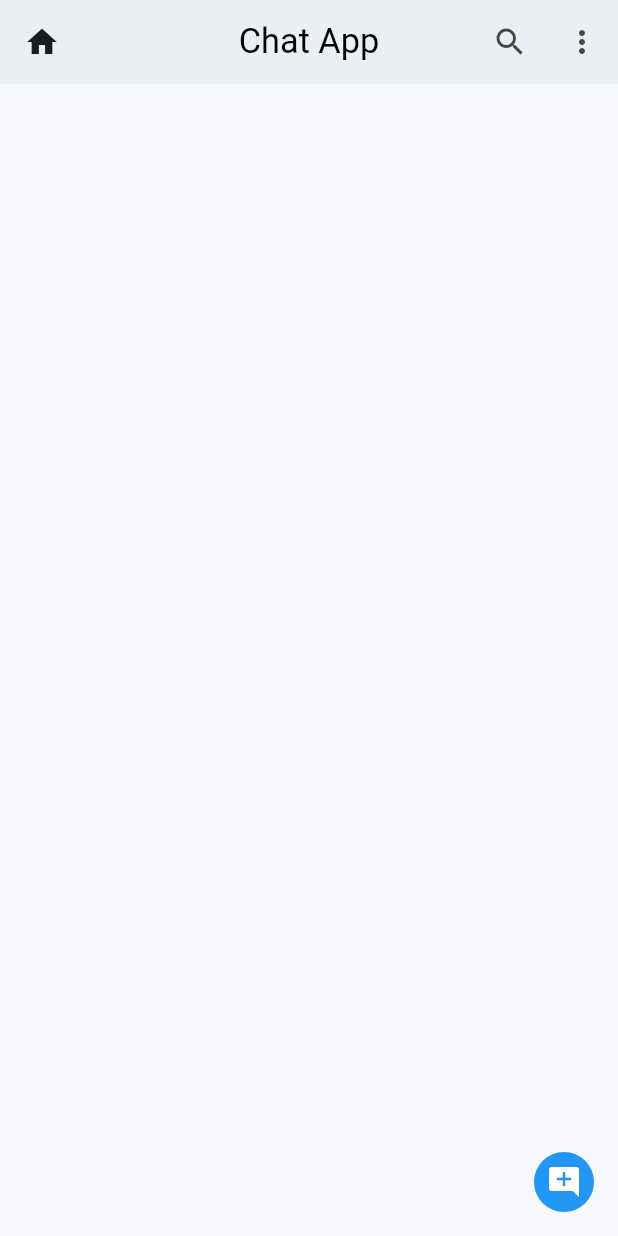
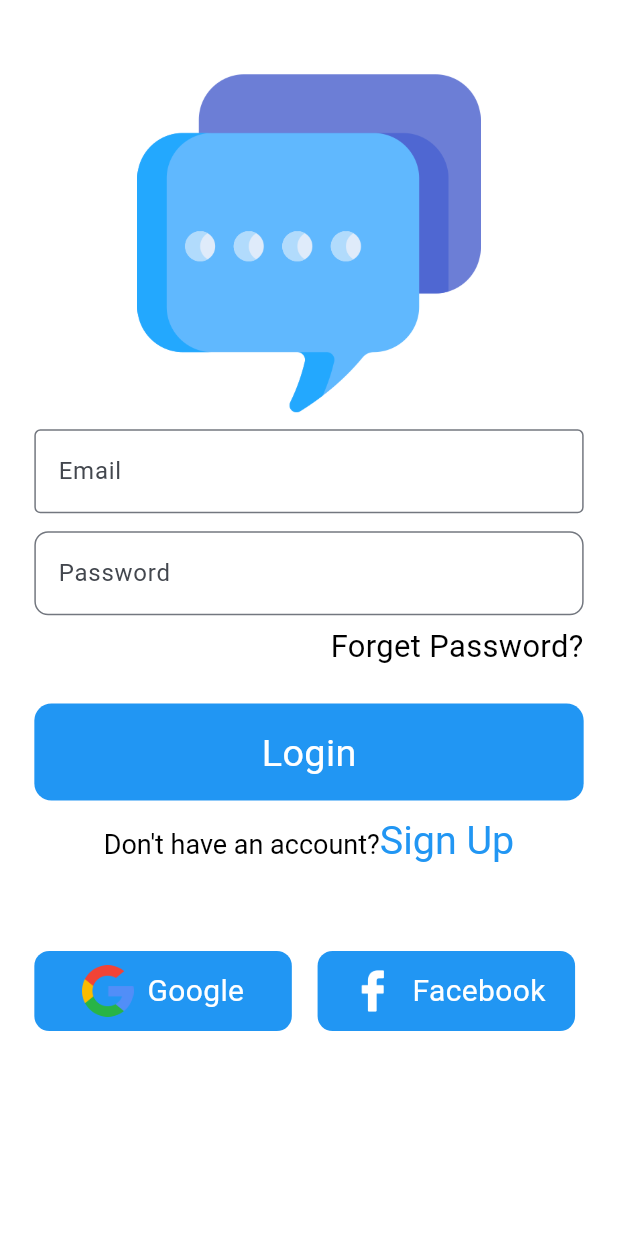
Before and after one commit to TopuFD/Chat_app, a Flutter app: the screen it shows after launch, on a phone screen of 412 x 824 dp. Run offline on Flutter 3.47's test engine with Material 3 defaults, Android fonts, the phone set to English and light mode, and no system bars; our stand-ins replace flutter_screenutil.

Commit message:
add login page

```diff
--- a/lib/main.dart
+++ b/lib/main.dart
@@ -1,6 +1,6 @@
 import 'package:flutter/material.dart';
 import 'package:flutter_screenutil/flutter_screenutil.dart';
-import 'package:my_chat/view/home_screen.dart';
+import 'package:my_chat/view/auth/login_screen.dart';
 
 void main() {
   runApp(const MyApp());
@@ -36,7 +36,7 @@ class MyApp extends StatelessWidget {
           home: child,
         );
       },
-      child: const HomeScreen(),
+      child: const LoginScreen(),
     );
   }
 }
--- /dev/null
+++ b/lib/view/auth/login_screen.dart
@@ -0,0 +1,166 @@
+import 'package:flutter/material.dart';
+import 'package:flutter_screenutil/flutter_screenutil.dart';
+import 'package:my_chat/view/home_screen.dart';
+
+class LoginScreen extends StatelessWidget {
+  const LoginScreen({super.key});
+
+  @override
+  Widget build(BuildContext context) {
+    TextEditingController email_controller = TextEditingController();
+    TextEditingController pass_controller = TextEditingController();
+    return Scaffold(
+        backgroundColor: Colors.white,
+        body: SingleChildScrollView(
+          child: Column(
+            children: [
+              Padding(
+                padding: EdgeInsets.only(
+                  top: 40.h,
+                ),
+                child: Image.asset(
+                  "images/logos.png",
+                  width: 200.w,
+                ),
+              ),
+              Container(
+                margin: EdgeInsets.symmetric(vertical: 8.h, horizontal: 20.w),
+                child: Column(
+                  children: [
+                    TextFormField(
+                      controller: email_controller,
+                      decoration: InputDecoration(
+                          border: OutlineInputBorder(),
+                          labelText: "Email",
+                          hintText: "Write your Email"),
+                    ),
+                    SizedBox(
+                      height: 10.h,
+                    ),
+                    TextFormField(
+                      controller: pass_controller,
+                      decoration: InputDecoration(
+                          border: OutlineInputBorder(
+                              borderRadius: BorderRadius.circular(8.r)),
+                          labelText: "Password",
+                          hintText: "Write your Password"),
+                    ),
+                    Container(
+                      margin: EdgeInsets.symmetric(vertical: 5.h),
+                      width: double.maxFinite,
+                      child: Text(
+                        "Forget Password?",
+                        textAlign: TextAlign.end,
+                        style: TextStyle(fontSize: 18.sp, color: Colors.black),
+                      ),
+                    ),
+                    SizedBox(
+                      height: 15.h,
+                    ),
+                    InkWell(
+                      onTap: () {
+                        Navigator.push(context,
+                            MaterialPageRoute(builder: (_) => HomeScreen()));
+                      },
+                      child: Container(
+                        decoration: BoxDecoration(
+                            color: Colors.blue,
+                            borderRadius: BorderRadius.circular(10.r)),
+                        child: Center(
+                            child: Padding(
+                          padding: EdgeInsets.symmetric(vertical: 12.h),
+                          child: Text(
+                            "Login",
+                            style:
+                                TextStyle(fontSize: 22.sp, color: Colors.white),
+                          ),
+                        )),
+                      ),
+                    ),
+                    SizedBox(
+                      height: 10.h,
+                    ),
+                    RichText(
+                      text: TextSpan(children: [
+                        TextSpan(
+                            text: "Don't have an account?",
+                            style:
+                                TextStyle(fontSize: 18, color: Colors.black)),
+                        TextSpan(
+                            text: "Sign Up",
+                            style:
+                                TextStyle(fontSize: 23.sp, color: Colors.blue))
+                      ]),
+                    ),
+                    SizedBox(
+                      height: 40.h,
+                    ),
+                    Padding(
+                      padding: EdgeInsets.symmetric(vertical: 8.h),
+                      child: Row(children: [
+                        Container(
+                          width: 150.w,
+                          padding: EdgeInsets.symmetric(
+                            vertical: 8.h,
+                          ),
+                          decoration: BoxDecoration(
+                              color: Colors.blue,
+                              borderRadius: BorderRadius.circular(10)),
+                          child: Row(
+                            mainAxisAlignment: MainAxisAlignment.center,
+                            children: [
+                              Image.asset(
+                                "images/googleLogo.png",
+                                width: 30.w,
+                              ),
+                              SizedBox(
+                                width: 8.w,
+                              ),
+                              Text(
+                                "Google",
+                                style: TextStyle(
+                                    fontSize: 20, color: Colors.white),
+                              )
+                            ],
+                          ),
+                        ),
+                        SizedBox(
+                          width: 15.w,
+                        ),
+                        Container(
+                          width: 150.w,
+                          padding: EdgeInsets.symmetric(
+                            vertical: 8.h,
+                          ),
+                          decoration: BoxDecoration(
+                              color: Colors.blue,
+                              borderRadius: BorderRadius.circular(10)),
+                          child: Row(
+                            mainAxisAlignment: MainAxisAlignment.center,
+                            children: [
+                              Image.asset(
+                                "images/facebookLogo.png",
+                                color: Colors.white,
+                                width: 30.w,
+                              ),
+                              SizedBox(
+                                width: 8.w,
+                              ),
+                              Text(
+                                "Facebook",
+                                style: TextStyle(
+                                    fontSize: 20, color: Colors.white),
+                              )
+                            ],
+                          ),
+                        ),
+                      ]),
+                    )
+                  ],
+                ),
+              )
+            ],
+          ),
+        ));
+  }
+}
```
Also changed, not shown: images/facebookLogo.png (added), images/googleLogo.png (added), images/logos.png (renamed from images/logo/logos.png).
